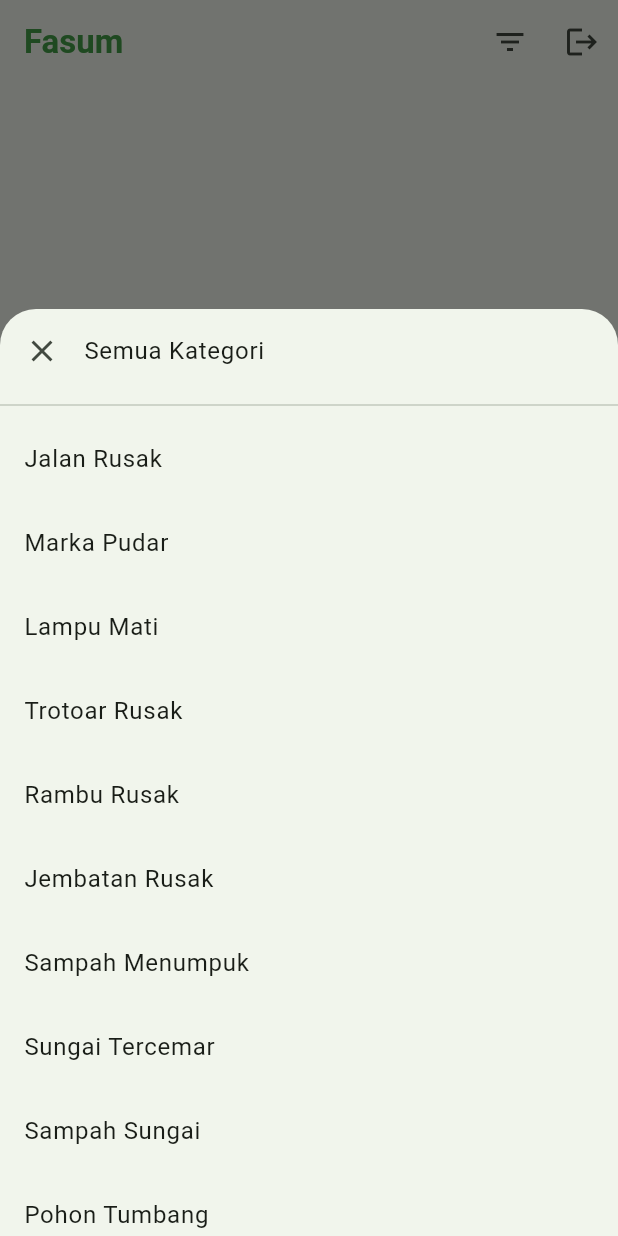
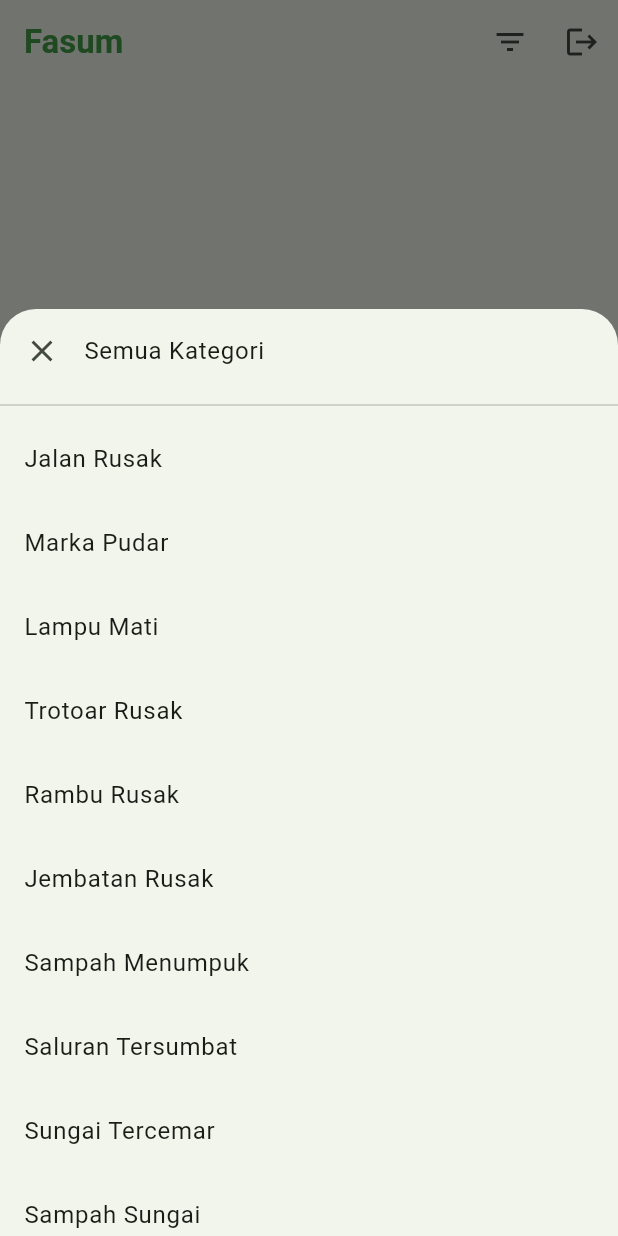
Before and after one commit to JovanNathanielJie/fasum_jovannathanieljie, a Flutter app: the screen it shows after launch, after a tap on the "filter list" icon, on a phone screen of 412 x 824 dp. Run offline on Flutter 3.47's test engine with Material 3 defaults, Android fonts, the phone set to English and light mode, and no system bars; our stand-ins replace cloud_firestore, firebase_auth, firebase_core; accounts and stored records are empty.

Commit message:
Update home_screen.dart

```diff
--- a/lib/screens/home_screen.dart
+++ b/lib/screens/home_screen.dart
@@ -14,7 +14,7 @@ class HomeScreen extends StatefulWidget {
 }
 
 class _HomeScreenState extends State<HomeScreen> {
-  String? _selectedCategory;
+  String? selectedCategory;
 
   List<String> categories = [
     'Jalan Rusak',
@@ -24,6 +24,7 @@ class _HomeScreenState extends State<HomeScreen> {
     'Rambu Rusak',
     'Jembatan Rusak',
     'Sampah Menumpuk',
+    'Saluran Tersumbat',
     'Sungai Tercemar',
     'Sampah Sungai',
     'Pohon Tumbang',
@@ -35,19 +36,19 @@ class _HomeScreenState extends State<HomeScreen> {
     'Lainnya',
   ];
 
-    String formatTime (DateTime datetime) {
+  String formatTime(DateTime dateTime) {
     final now = DateTime.now();
-      final diff =now.difference(datetime);
+    final diff = now.difference(dateTime);
     if (diff.inSeconds < 60) {
-        return '${diff.inSeconds} secs ago';
+      return '${diff.inSeconds} Secs Ago';
     } else if (diff.inMinutes < 60) {
-        return '${diff.inMinutes} mins ago';
+      return '${diff.inMinutes} Mins Ago';
     } else if (diff.inHours < 24) {
-        return '${diff.inHours} hrs ago';
-      } else if (diff.inDays < 48) {
-        return '1 days ago';
+      return '${diff.inHours} Hours Ago';
+    } else if (diff.inHours < 48) {
+      return '1 Days Ago';
     } else {
-        return DateFormat('HH:mm').format(datetime); // Menggunakan intl lebih rapi
+      return DateFormat('dd/MMM/yyyy').format(dateTime);
     }
   }
 
@@ -62,7 +63,7 @@ class _HomeScreenState extends State<HomeScreen> {
   }
 
   void _showCategoryFilter() async {
-      final result = await showModalBottomSheet<String>(
+    final result = await showModalBottomSheet<String?>(
       context: context,
       isScrollControlled: true,
       shape: const RoundedRectangleBorder(
@@ -76,32 +77,43 @@ class _HomeScreenState extends State<HomeScreen> {
               padding: const EdgeInsets.only(bottom: 24),
               children: [
                 ListTile(
-                    leading: const Icon(Icons.clear),
+                  leading: const Icon (Icons.clear),
                   title: const Text('Semua Kategori'),
                   onTap:
-                      () => Navigator.pop(context, null), // null untuk memilih semua kategori
+                    () => Navigator.pop(
+                      context,
+                      null,
+                    ), // Null untuk memilih semua kategori
                 ),
                 const Divider(),
-                  ...categories.map((category) => ListTile(
-                    title: Text(category),
-                    trailing: _selectedCategory == category ?
-                      Icon(Icons.check, color: Theme.of(context).colorScheme.primary) : null,
+                ...categories.map(
+                  (category) => ListTile(
+                    title: Text (category),
+                    trailing:
+                    selectedCategory == category
+                      ? Icon (
+                        Icons.check,
+                        color:
+                          Theme.of (context).colorScheme.primary,
+                        )
+                        : null,
                  onTap: () => Navigator.pop(context, category),
                   ),
                 ),
               ],
-          ),
+            )
           )
         );
-      }, // Tutup builder
+      }
     );
     if (result != null) {
       setState(() {
-        _selectedCategory = result;
+        selectedCategory =
+          result;
       });
     } else {
       setState(() {
-        _selectedCategory = null; // Reset filter jika batal
+        selectedCategory = null;
       });
     }
   }
@@ -110,10 +122,16 @@ class _HomeScreenState extends State<HomeScreen> {
   Widget build(BuildContext context) {
     return Scaffold(
       backgroundColor: Theme.of(context).scaffoldBackgroundColor,
-      appBar: AppBar (
-        title: Text('Fasum', style: TextStyle(color: Colors.green[600], fontWeight: FontWeight.bold),),
+      appBar: AppBar(
+        title: Text (
+          "Fasum",
+          style: TextStyle(
+            color: Colors.green[600],
+            fontWeight: FontWeight.bold,
+        ),
+      ),
       actions: [
-          IconButton(
+        IconButton (
           onPressed: _showCategoryFilter,
           icon: const Icon(Icons.filter_list),
           tooltip: 'Filter Kategori',
@@ -122,8 +140,7 @@ class _HomeScreenState extends State<HomeScreen> {
           onPressed: () {
             signOut();
           },
-            icon: const Icon(Icons.logout),
-            tooltip: 'Sign Out',
+          icon: const Icon (Icons.logout),
           ),
         ],
       ),
@@ -132,22 +149,27 @@ class _HomeScreenState extends State<HomeScreen> {
           setState(() {});
         },
         child: StreamBuilder(
-          stream: FirebaseFirestore.instance
+          stream:
+            FirebaseFirestore.instance
               .collection('posts')
               .orderBy('createdAt', descending: true)
               .snapshots(),
           builder: (context, snapshot) {
             if (!snapshot.hasData) {
-              return const Center(child: CircularProgressIndicator());
+              return const Center (child: CircularProgressIndicator());
             }
-            final posts = snapshot.data!.docs.where((doc) {
+            final posts =
+              snapshot.data!.docs.where((doc) {
                 final data = doc.data();
                 final category = data['category'] ?? 'Lainnya';
-              return _selectedCategory == null || category == _selectedCategory;
+                return selectedCategory == null ||
+                  selectedCategory == category;
               }).toList();
 
             if (posts.isEmpty) {
-              return const Center(child: Text('Belum ada laporan untuk kategori ini'));
+              return const Center (
+                child: Text ("Tidak ada laporan untuk kategori ini."),
+              );
             }
 
             return ListView.builder(
@@ -158,7 +180,7 @@ class _HomeScreenState extends State<HomeScreen> {
                 final imageBase64 = data['image'];
                 final description = data['description'];
                 final createdAtStr = data['createdAt'];
-                final fullName = data['fullName'] ?? 'Anonymous';
+                final fullName = data['fullName'] ?? 'Anonim';
                 final latitude = data['latitude'];
                 final longitude = data['longitude'];
                 final category = data['category'] ?? 'Lainnya';
@@ -181,9 +203,18 @@ class _HomeScreenState extends State<HomeScreen> {
                           category: category,
                           heroTag: heroTag,
                         ),
-                      ),
+                      )
                     );
                   },
+                  child: Card(
+                    elevation: 1,
+                    color:
+                    Theme.of(context).colorScheme.surfaceContainerLow,
+                    shadowColor: Theme.of(context).colorScheme.shadow,
+                    margin: const EdgeInsets.all(10),
+                    shape: RoundedRectangleBorder(
+                      borderRadius: BorderRadius.circular(12),
+                    ),
                     child: Column(
                       crossAxisAlignment: CrossAxisAlignment.start,
                       children: [
@@ -196,14 +227,17 @@ class _HomeScreenState extends State<HomeScreen> {
                               tag: heroTag,
                               child: Image.memory(
                                 base64Decode(imageBase64),
+                                fit: BoxFit.cover,
                                 width: double.infinity,
                                 height: 200,
-                              fit: BoxFit.cover,
                               ),
                             ),
                           ),
                         Padding(
-                          padding: const EdgeInsets.symmetric(horizontal: 16, vertical: 8,),
+                          padding: const EdgeInsets.symmetric(
+                            horizontal: 16,
+                            vertical: 8,
+                          ),
                           child: Column(
                             crossAxisAlignment: CrossAxisAlignment.start,
                             children: [
@@ -216,30 +250,29 @@ class _HomeScreenState extends State<HomeScreen> {
                               ),
                               Text(
                                 formatTime(createdAt),
-                                style: const TextStyle(
+                                style: TextStyle(
                                   fontSize: 12,
-                                  color: Colors.grey,
+                                  color: Colors.grey
                                 ),
                               ),
                               const SizedBox(height: 12),
                               Text(
                                 description ?? '',
-                                style: const TextStyle(
-                                  fontSize: 16,
-                                ),
+                                style: const TextStyle(fontSize: 16),
                                 maxLines: 3,
                                 overflow: TextOverflow.ellipsis,
                               ),
-                            ],
-                          )
+                            ]
+                          ),
                         ),
                       ]
                     )
+                  ),
                 );
               }
             );
-          },
-      )
+          }
+        ),
       ),
       floatingActionButton: FloatingActionButton(
         onPressed: () {
```
Lines whose indentation alone changed are shown as unchanged.
